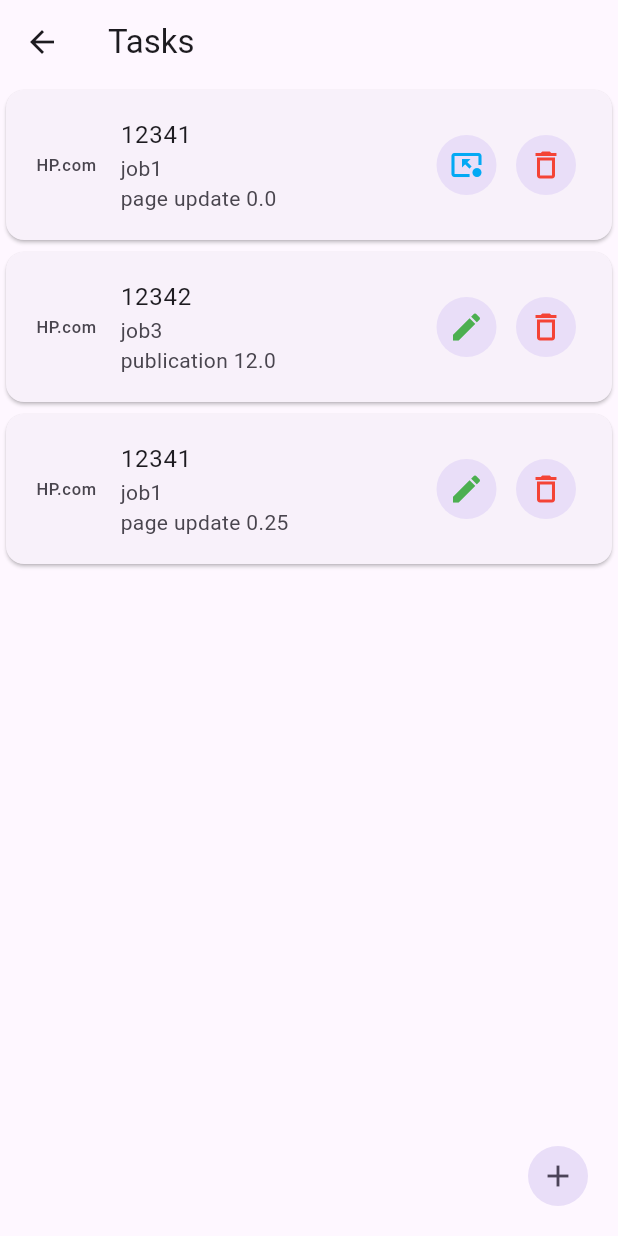
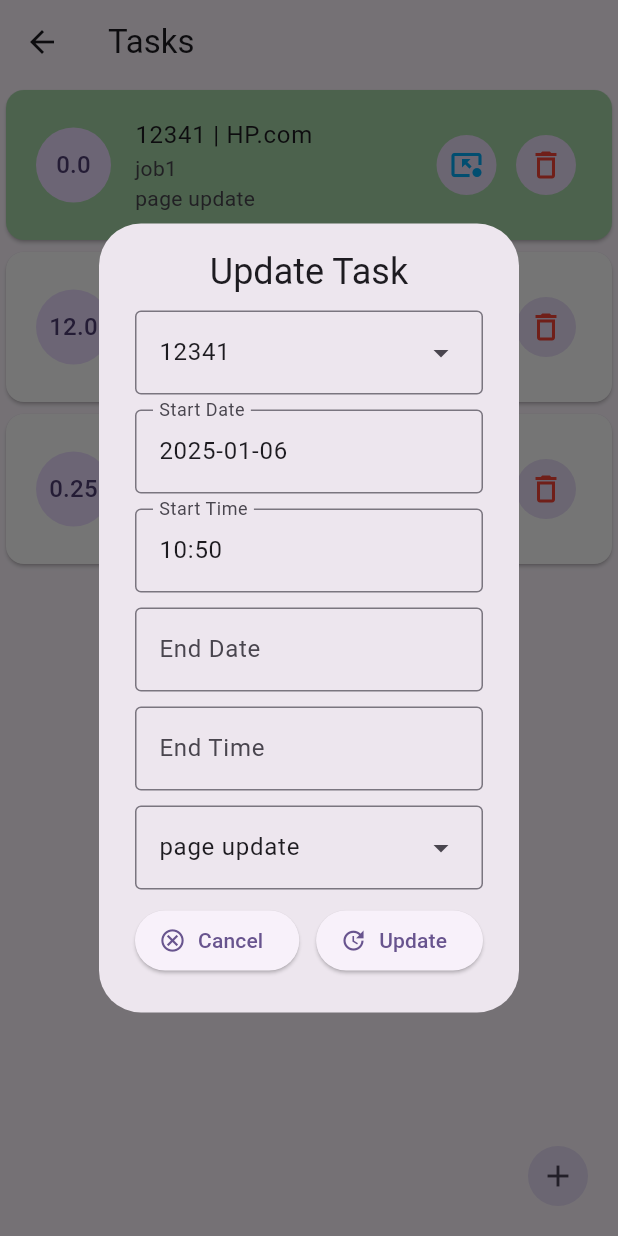
Before and after one commit to nicponidas/ts_bloc, a Flutter app: the TasksListPage screen opened directly, after a tap on the "pin end" icon, on a phone screen of 412 x 824 dp. Run offline on Flutter 3.47's test engine with Material 3 defaults, Android fonts, the phone set to English and light mode, and no system bars; our stand-ins replace equatable, flutter_bloc.

Commit message:
prawie porobione

```diff
--- a/lib/bloc/task_type_bloc.dart
+++ b/lib/bloc/task_type_bloc.dart
@@ -55,4 +55,5 @@ class TaskTypeBloc extends Bloc<TaskTypeEvent, TaskTypeState> {
       },
     );
   }
+
 }
--- a/lib/models/task_model.dart
+++ b/lib/models/task_model.dart
@@ -3,7 +3,7 @@ class TaskModel {
   final String? description;
   final DateTime timeStart;
   final DateTime? timeEnd;
-  final double? timeSummary;
+  late final double? timeSummary;
   final String jobId;
   final String taskTypeId;
   final String userId;
--- a/lib/pages/tasks_list_page.dart
+++ b/lib/pages/tasks_list_page.dart
@@ -11,8 +11,6 @@ class TasksListPage extends StatelessWidget {
 
   @override
   Widget build(BuildContext context) {
-    List<TaskModel> tasks = listOfTask;
-    tasks.sort((elt1, elt2) => elt2.timeStart.compareTo(elt1.timeStart));
     return Scaffold(
       appBar: AppBar(
         title: Text('Tasks'),
--- a/lib/widgets/add_task_form.dart
+++ b/lib/widgets/add_task_form.dart
@@ -21,17 +21,29 @@ class _AddTaskFormState extends State<AddTaskForm> {
   late String selectTaskType;
   final TextEditingController _dateStartController = TextEditingController();
   final TextEditingController _timeStartController = TextEditingController();
+  final TextEditingController _dateEndController = TextEditingController();
+  final TextEditingController _timeEndController = TextEditingController();
 
-  // @override
-  // void initState() {
-  //   super.initState();
-  //   final state = context.read<JobBloc>().state;
-  //   if (state is JobLoaded && state.jobs.isNotEmpty) {
-  //     selectedJob = state.jobs.first.id.toString();
-  //   }
-  // }
+  TextEditingController _setStartDate(TaskModel? task) {
+    if (task != null) {
+      _dateStartController.text =
+          DateFormat('yyyy-MM-dd').format(task.timeStart).toString();
+      return _dateStartController;
+    }
+    return _dateStartController;
+  }
 
-  Future<void> _selectDate(BuildContext context) async {
+  TextEditingController _setStartTime(TaskModel? task) {
+    if (task != null) {
+      _timeStartController.text =
+          DateFormat('HH:mm').format(task.timeStart).toString();
+      return _timeStartController;
+    }
+    return _timeStartController;
+  }
+
+  Future<void> _selectDate(
+      BuildContext context, TextEditingController controller) async {
     final DateTime? picked = await showDatePicker(
       context: context,
       initialDate: DateTime.now(),
@@ -40,12 +52,12 @@ class _AddTaskFormState extends State<AddTaskForm> {
     );
 
     setState(() {
-      _dateStartController.text =
-          DateFormat('yyyy-MM-dd').format(picked!).toString();
+      controller.text = DateFormat('yyyy-MM-dd').format(picked!).toString();
     });
   }
 
-  Future<void> _selectTime(BuildContext context) async {
+  Future<void> _selectTime(
+      BuildContext context, TextEditingController controller) async {
     final TimeOfDay? picked = await showTimePicker(
         context: context,
         initialTime: TimeOfDay.fromDateTime(DateTime.now()),
@@ -56,9 +68,17 @@ class _AddTaskFormState extends State<AddTaskForm> {
           );
         });
     setState(() {
-      _timeStartController.text =
+      controller.text =
           '${picked!.hour.toString().padLeft(2, '0')}:${picked.minute.toString().padLeft(2, '0')}';
     });
+  }
+
+  double calculateDuration(DateTime start, DateTime end) {
+    Duration difference = end.difference(start);
+    double differenceInHours =
+        difference.inHours + (difference.inMinutes / 60.0);
+    double roundedDifference = (differenceInHours / 0.25).ceilToDouble() * 0.25;
+    return roundedDifference;
   }
 
   @override
@@ -68,12 +88,17 @@ class _AddTaskFormState extends State<AddTaskForm> {
       child: Column(
         spacing: 10,
         mainAxisSize: MainAxisSize.min,
+        mainAxisAlignment: MainAxisAlignment.start,
         children: [
-          Text('Add Task', style: Theme.of(context).textTheme.headlineSmall),
+          Text(widget.task != null ? 'Update Task' : 'Add Task',
+              style: Theme.of(context).textTheme.headlineSmall),
           BlocBuilder<JobBloc, JobState>(
             builder: (context, state) {
               if (state is JobLoaded) {
                 return DropdownMenu(
+                  initialSelection: widget.task != null
+                      ? widget.task!.jobId.toString()
+                      : 'Select Job',
                   hintText: 'Job Number',
                   enableFilter: true,
                   width: double.maxFinite,
@@ -104,8 +129,8 @@ class _AddTaskFormState extends State<AddTaskForm> {
               border: const OutlineInputBorder(),
             ),
             keyboardType: TextInputType.datetime,
-            controller: _dateStartController,
-            onTap: () => _selectDate(context),
+            controller: _setStartDate(widget.task),
+            onTap: () => _selectDate(context, _dateStartController),
           ),
           TextFormField(
             decoration: InputDecoration(
@@ -114,8 +139,29 @@ class _AddTaskFormState extends State<AddTaskForm> {
                   'Pick time: ${DateFormat('HH:mm').format(DateTime.now())}',
               border: const OutlineInputBorder(),
             ),
-            controller: _timeStartController,
-            onTap: () => _selectTime(context),
+            controller: _setStartTime(widget.task),
+            onTap: () => _selectTime(context, _timeStartController),
+          ),
+          widget.task == null
+              ? SizedBox(
+                  height: 0,
+                )
+              : Column(
+                  spacing: 10,
+                  children: [
+                    TextFormField(
+                      decoration: InputDecoration(
+                          border: OutlineInputBorder(), labelText: 'End Date'),
+                      controller: _dateEndController,
+                      onTap: () => _selectDate(context, _dateEndController),
+                    ),
+                    TextFormField(
+                      decoration: InputDecoration(
+                          border: OutlineInputBorder(), labelText: 'End Time'),
+                      controller: _timeEndController,
+                      onTap: () => _selectTime(context, _timeEndController),
+                    )
+                  ],
                 ),
           BlocBuilder<TaskTypeBloc, TaskTypeState>(
             builder: (context, state) {
@@ -124,9 +170,12 @@ class _AddTaskFormState extends State<AddTaskForm> {
               } else if (state is TaskTypeLoaded) {
                 return DropdownMenu(
                     width: double.maxFinite,
+                    initialSelection: widget.task != null
+                        ? widget.task!.taskTypeId.toString()
+                        : "Select Task Type",
                     hintText: "Type of Task",
                     enableFilter: true,
-                    onSelected: (value){
+                    onSelected: (value) {
                       setState(() {
                         selectTaskType = value.toString();
                       });
@@ -151,7 +200,29 @@ class _AddTaskFormState extends State<AddTaskForm> {
                 icon: const Icon(Icons.cancel_outlined),
               ),
               const Spacer(),
-              ElevatedButton.icon(
+              widget.task != null
+                  ? ElevatedButton.icon(
+                      onPressed: () {
+                        final String endDateText = "${_dateEndController.text} ${_timeEndController.text}";
+                        final DateTime endDate =
+                            DateTime.parse(endDateText);
+                        final sumTask = calculateDuration(widget.task!.timeStart, endDate);
+                        final newTask = TaskModel(
+                          id: widget.task!.id,
+                          timeStart: widget.task!.timeStart,
+                          timeSummary: sumTask,
+                          jobId: widget.task!.jobId,
+                          taskTypeId: widget.task!.taskTypeId,
+                          timeEnd: endDate,
+                          userId: widget.task!.userId,
+                        );
+                        context.read<TaskBloc>().add(TaskUpdate(task: newTask));
+                        context.read<TaskBloc>().add(TaskLoad());
+                        Navigator.pop(context);
+                      },
+                      label: const Text('Update'),
+                      icon: const Icon(Icons.update))
+                  : ElevatedButton.icon(
                       onPressed: () {
                         if (_formKey.currentState!.validate()) {
                           final String startDate =
@@ -165,7 +236,6 @@ class _AddTaskFormState extends State<AddTaskForm> {
                               userId: '1');
                           context.read<TaskBloc>().add(TaskAdd(task: newTask));
                           context.read<TaskBloc>().add(TaskLoad());
-                    debugPrint(startDate);
                           Navigator.pop(context);
                         }
                       },
--- a/lib/widgets/task_tile.dart
+++ b/lib/widgets/task_tile.dart
@@ -1,8 +1,10 @@
 import 'package:flutter/material.dart';
 import 'package:flutter_bloc/flutter_bloc.dart';
 import 'package:time_sheet/bloc/task_bloc.dart';
+import 'package:time_sheet/bloc/task_type_bloc.dart';
 import 'package:time_sheet/dummy_data/dummy_data.dart';
 import 'package:time_sheet/models/task_model.dart';
+import 'package:time_sheet/widgets/add_task_form.dart';
 
 class TaskTile extends StatelessWidget {
   const TaskTile({super.key, required this.task});
@@ -11,18 +13,30 @@ class TaskTile extends StatelessWidget {
 
   @override
   Widget build(BuildContext context) {
-    final taskType =
-        listOfTaskType.firstWhere((element) => element.id == task.taskTypeId);
+
+    final taskType = listOfTaskType.firstWhere((element) => element.id == task.taskTypeId);
     final job = listOfJobs.firstWhere((element) => element.id == task.jobId);
     final client =
         listOfClient.firstWhere((element) => element.id == job.clientId);
     return ListTile(
-      contentPadding: const EdgeInsets.only(top: 10, bottom: 10, left: 20, right: 20),
-      leading: Text(client.name),
+      contentPadding:
+          const EdgeInsets.only(top: 10, bottom: 10, left: 20, right: 20),
+      leading: CircleAvatar(
+        radius: 25,
+        child: Text(
+          task.timeSummary.toString(),
+          textAlign: TextAlign.center,
+        ),
+      ),
       title: Text(
-        job.jobNumber.toString(),
+        '${job.jobNumber} | ${client.name}',
       ),
-      subtitle: Text('${job.title}\n${taskType.name} ${task.timeSummary}'),
+      subtitle: Column(
+        crossAxisAlignment: CrossAxisAlignment.start,
+        children: [
+          Text('${job.title}\n${taskType.name}'),
+        ],
+      ),
       trailing: Row(
         mainAxisSize: MainAxisSize.min,
         spacing: 5,
@@ -32,14 +46,28 @@ class TaskTile extends StatelessWidget {
                   icon: const Icon(Icons.pin_end),
                   color: Colors.lightBlue,
                   onPressed: () {
-                    debugPrint('Edit ${task.id}: ${task.timeSummary}');
+                    showDialog(
+                      context: context,
+                      builder: (context) => AlertDialog(
+                        content: AddTaskForm(
+                          task: task,
+                        ),
+                      ),
+                    );
                   },
                 )
               : IconButton.filledTonal(
                   icon: const Icon(Icons.edit),
                   color: Colors.green,
                   onPressed: () {
-                    debugPrint('Edit ${task.id}: ${task.timeSummary}');
+                    showDialog(
+                      context: context,
+                      builder: (context) => AlertDialog(
+                        content: AddTaskForm(
+                          task: task,
+                        ),
+                      ),
+                    );
                   },
                 ),
           IconButton.filledTonal(
--- a/lib/widgets/tasks_list.dart
+++ b/lib/widgets/tasks_list.dart
@@ -4,8 +4,8 @@ import 'package:time_sheet/widgets/task_tile.dart';
 
 class TasksList extends StatelessWidget {
   const TasksList({super.key, required this.tasks});
+
   final List<TaskModel> tasks;
-
 
   @override
   Widget build(BuildContext context) {
@@ -16,7 +16,13 @@ class TasksList extends StatelessWidget {
           debugPrint('Tapped ${tasks[index].id}: ${tasks[index].timeStart}');
         },
         child: Card(
-          child: TaskTile(task: tasks[index],),
+          color: tasks.elementAt(index).timeSummary == 0.0 ||
+                  tasks.elementAt(index).timeEnd == null
+              ? Colors.green[200]
+              : Colors.white,
+          child: TaskTile(
+            task: tasks[index],
+          ),
         ),
       ),
     );
```
Also changed, not shown: lib/widgets/job_tile.dart (+12 -5 lines). Lines whose indentation alone changed are shown as unchanged.
